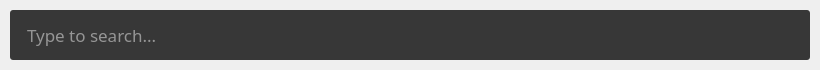
Schlipak/nozzle, file forms/mainwindow.ui: the form before one commit.
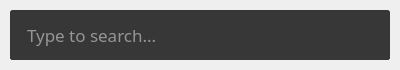
The form after the commit.

Commit message: Added more conf options + mock entry (test, layout is not great right now)

What changed in the file:
```diff
--- a/forms/mainwindow.ui
+++ b/forms/mainwindow.ui
@@ -9,13 +9,19 @@
    <rect>
     <x>0</x>
     <y>0</y>
-    <width>820</width>
+    <width>400</width>
     <height>70</height>
    </rect>
   </property>
+  <property name="sizePolicy">
+   <sizepolicy hsizetype="Expanding" vsizetype="Expanding">
+    <horstretch>0</horstretch>
+    <verstretch>0</verstretch>
+   </sizepolicy>
+  </property>
   <property name="minimumSize">
    <size>
-    <width>0</width>
+    <width>400</width>
     <height>70</height>
    </size>
   </property>
@@ -40,6 +46,12 @@
      <verstretch>0</verstretch>
     </sizepolicy>
    </property>
+   <property name="minimumSize">
+    <size>
+     <width>400</width>
+     <height>0</height>
+    </size>
+   </property>
    <property name="styleSheet">
     <string notr="true"/>
    </property>
@@ -69,8 +81,8 @@
       </property>
       <property name="minimumSize">
        <size>
-        <width>800</width>
-        <height>50</height>
+        <width>0</width>
+        <height>0</height>
        </size>
       </property>
       <property name="maximumSize">
@@ -86,6 +98,30 @@
 }</string>
       </property>
       <layout class="QVBoxLayout" name="verticalLayout_2">
+       <property name="spacing">
+        <number>0</number>
+       </property>
+       <property name="leftMargin">
+        <number>0</number>
+       </property>
+       <property name="topMargin">
+        <number>0</number>
+       </property>
+       <property name="rightMargin">
+        <number>0</number>
+       </property>
+       <property name="bottomMargin">
+        <number>0</number>
+       </property>
+       <item>
+        <widget class="QWidget" name="searchInputWrapper" native="true">
+         <property name="minimumSize">
+          <size>
+           <width>0</width>
+           <height>50</height>
+          </size>
+         </property>
+         <layout class="QVBoxLayout" name="verticalLayout_3">
        <property name="leftMargin">
         <number>15</number>
        </property>
@@ -101,7 +137,7 @@
        <item>
         <widget class="QLineEdit" name="searchInput">
          <property name="sizePolicy">
-          <sizepolicy hsizetype="Expanding" vsizetype="Preferred">
+             <sizepolicy hsizetype="Expanding" vsizetype="Expanding">
            <horstretch>0</horstretch>
            <verstretch>0</verstretch>
           </sizepolicy>
@@ -138,6 +174,36 @@
          <property name="placeholderText">
           <string>Type to search...</string>
          </property>
+           </widget>
+          </item>
+         </layout>
+        </widget>
+       </item>
+       <item>
+        <widget class="QWidget" name="entryList" native="true">
+         <property name="sizePolicy">
+          <sizepolicy hsizetype="Preferred" vsizetype="Expanding">
+           <horstretch>0</horstretch>
+           <verstretch>0</verstretch>
+          </sizepolicy>
+         </property>
+         <layout class="QVBoxLayout" name="verticalLayout_4">
+          <property name="spacing">
+           <number>0</number>
+          </property>
+          <property name="leftMargin">
+           <number>0</number>
+          </property>
+          <property name="topMargin">
+           <number>0</number>
+          </property>
+          <property name="rightMargin">
+           <number>0</number>
+          </property>
+          <property name="bottomMargin">
+           <number>10</number>
+          </property>
+         </layout>
         </widget>
        </item>
       </layout>
```
Lines whose indentation alone changed are shown as unchanged. The commit also changes 9 other files.
